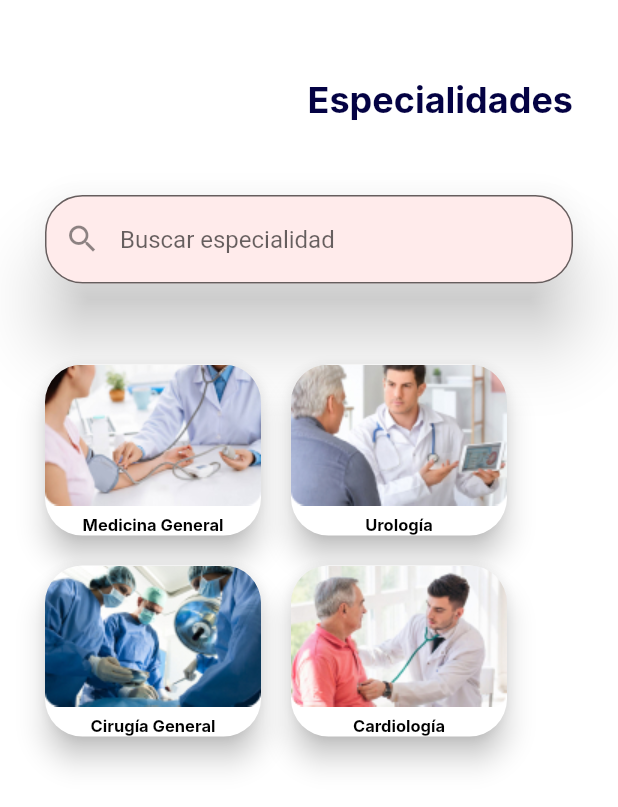
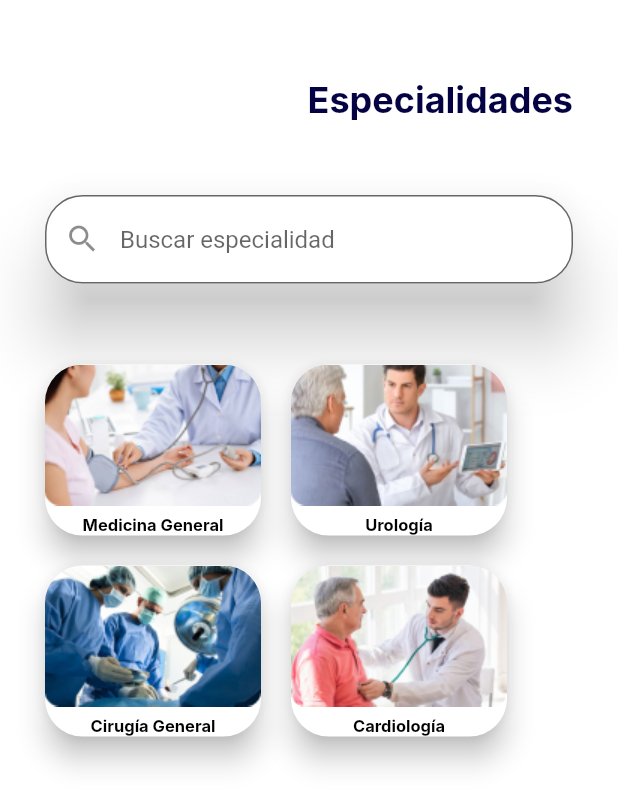
Before and after one commit to JulioOrtizUTEC/TuMundoMedico-Flutter, a Flutter app: the Inicio screen opened directly, on a phone screen of 412 x 824 dp. Shown: the top 807 px of the screen. Run offline on Flutter 3.47's test engine with Material 2 defaults, Android fonts, the phone set to English and light mode, and no system bars; Roboto replaces fonts that are missing (Inter).

Commit message:
arreglando buscador

```diff
--- a/lib/src/inicio.dart
+++ b/lib/src/inicio.dart
@@ -54,7 +54,7 @@ class _InicioState extends State<Inicio> {
                     enableInteractiveSelection: false,
                     decoration: InputDecoration(
                       filled: true,
-                      fillColor: const Color.fromARGB(255, 255, 235, 235),
+                      fillColor: const Color.fromARGB(255, 255, 255, 255),
                       prefixIcon: const Icon(Icons.search),
                       prefixIconConstraints: const BoxConstraints(
                         minWidth: 50,
```
